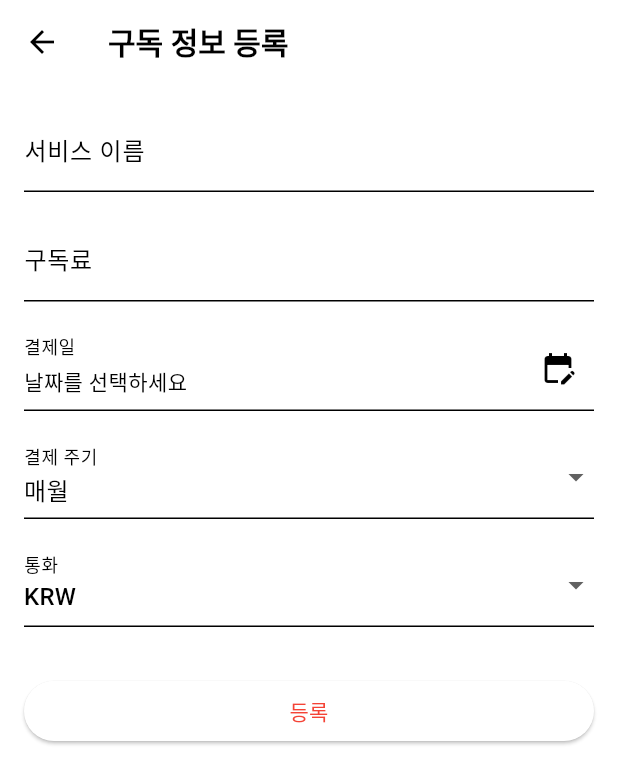
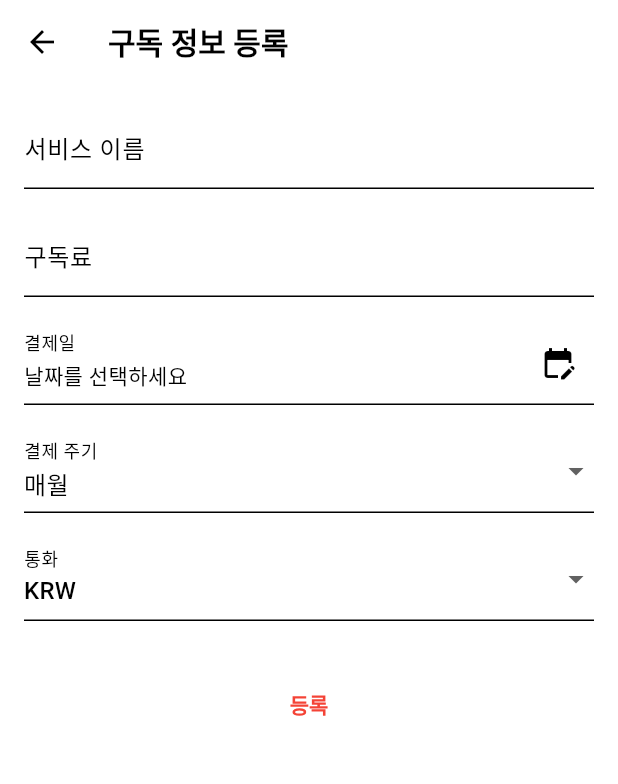
Before and after one commit to cafefarm-johnny/subs_track, a Flutter app: the screen it shows after launch, after a tap on the "add" icon, on a phone screen of 412 x 824 dp. Shown: the top 784 px of the screen. Run offline on Flutter 3.47's test engine with Material 3 defaults, Android fonts, the phone set to English and light mode, and no system bars; our stand-ins replace flutter_riverpod, logger, objectbox; generated files the repository leaves out were written again.

```diff
--- a/lib/core/theme.dart
+++ b/lib/core/theme.dart
@@ -27,6 +27,42 @@ class AppTheme {
       secondary: Colors.redAccent,
       onSecondary: Colors.white,
     ),
+    dividerTheme: DividerThemeData(
+      color: Colors.grey.shade300,
+      thickness: 1,
+      space: 1,
+    ),
+    dialogTheme: DialogThemeData(
+      titleTextStyle: TextStyle(fontSize: 20, fontWeight: FontWeight.bold),
+      backgroundColor: Colors.white,
+      surfaceTintColor: Colors.transparent,
+      elevation: 0,
+      shape: RoundedRectangleBorder(borderRadius: BorderRadius.circular(8)),
+    ),
+    snackBarTheme: SnackBarThemeData(
+      contentTextStyle: TextStyle(
+        fontSize: 14,
+        fontWeight: FontWeight.normal,
+        color: Colors.white,
+      ),
+      backgroundColor: Colors.black87,
+      shape: RoundedRectangleBorder(borderRadius: BorderRadius.circular(100)),
+      insetPadding: EdgeInsets.symmetric(horizontal: 16, vertical: 8),
+    ),
+    textTheme: TextTheme(
+      headlineLarge: TextStyle(fontSize: 28, fontWeight: FontWeight.bold),
+      headlineMedium: TextStyle(fontSize: 24, fontWeight: FontWeight.w600),
+      bodyLarge: TextStyle(fontSize: 16, height: 1.4),
+      bodyMedium: TextStyle(fontSize: 14, height: 1.4),
+      labelLarge: TextStyle(fontSize: 14, fontWeight: FontWeight.w600),
+    ),
+    elevatedButtonTheme: ElevatedButtonThemeData(
+      style: ElevatedButton.styleFrom(
+        elevation: 0,
+        shape: RoundedRectangleBorder(borderRadius: BorderRadius.circular(8)),
+        textStyle: const TextStyle(fontWeight: FontWeight.bold),
+      ),
+    ),
   );
 
   static final ThemeData darkTheme = ThemeData(
@@ -53,5 +89,37 @@ class AppTheme {
       secondary: Colors.redAccent,
       onSecondary: Colors.white,
     ),
+    dialogTheme: DialogThemeData(
+      titleTextStyle: TextStyle(fontSize: 20, fontWeight: FontWeight.bold),
+      backgroundColor: Colors.black,
+      surfaceTintColor: Colors.transparent,
+      elevation: 0,
+      shape: RoundedRectangleBorder(borderRadius: BorderRadius.circular(8)),
+    ),
+    snackBarTheme: SnackBarThemeData(
+      contentTextStyle: TextStyle(
+        fontSize: 14,
+        fontWeight: FontWeight.normal,
+        color: Colors.black,
+      ),
+      backgroundColor: Colors.white,
+      actionBackgroundColor: Colors.black,
+      shape: RoundedRectangleBorder(borderRadius: BorderRadius.circular(100)),
+      insetPadding: EdgeInsets.symmetric(horizontal: 16, vertical: 8),
+    ),
+    textTheme: TextTheme(
+      headlineLarge: TextStyle(fontSize: 28, fontWeight: FontWeight.bold),
+      headlineMedium: TextStyle(fontSize: 24, fontWeight: FontWeight.w600),
+      bodyLarge: TextStyle(fontSize: 16, height: 1.4),
+      bodyMedium: TextStyle(fontSize: 14, height: 1.4),
+      labelLarge: TextStyle(fontSize: 14, fontWeight: FontWeight.w600),
+    ),
+    elevatedButtonTheme: ElevatedButtonThemeData(
+      style: ElevatedButton.styleFrom(
+        elevation: 0,
+        shape: RoundedRectangleBorder(borderRadius: BorderRadius.circular(8)),
+        textStyle: const TextStyle(fontWeight: FontWeight.bold),
+      ),
+    ),
   );
 }
--- /dev/null
+++ b/lib/core/utils/snack_bar_utils.dart
@@ -0,0 +1,26 @@
+import 'package:flutter/material.dart';
+import 'package:subs_track/widgets/snack_bar/fade_snack_bar.dart';
+
+/// 스낵바 공통 유틸리티
+class SnackBarUtils {
+  SnackBarUtils._internal();
+
+  static void show({
+    required BuildContext context,
+    required String message,
+    Duration duration = const Duration(seconds: 3),
+    Duration fadeDuration = const Duration(milliseconds: 300),
+    SnackBarBehavior behavior = SnackBarBehavior.floating,
+  }) {
+    ScaffoldMessenger.of(context)
+      ..removeCurrentSnackBar()
+      ..showSnackBar(
+        FadeSnackBar(
+          text: message,
+          duration: duration,
+          fadeDuration: fadeDuration,
+          behavior: behavior,
+        ),
+      );
+  }
+}
--- a/lib/views/home/home_view.dart
+++ b/lib/views/home/home_view.dart
@@ -23,8 +23,11 @@ class HomeView extends ConsumerWidget {
 
           return Column(
             children: [
-              _createTitle(monthlyExpense: monthlyExpense),
-              _createSubscriptions(subscriptions),
+              _createTitle(context: context, monthlyExpense: monthlyExpense),
+              _createSubscriptions(
+                context: context,
+                subscriptions: subscriptions,
+              ),
             ],
           );
         },
@@ -53,17 +56,23 @@ class HomeView extends ConsumerWidget {
     );
   }
 
-  Widget _createTitle({required int monthlyExpense}) {
+  Widget _createTitle({
+    required BuildContext context,
+    required int monthlyExpense,
+  }) {
     return Padding(
       padding: EdgeInsets.all(16.0),
       child: Text(
         '이번 달 총 구독 비용: ${CurrencyUtils.formatCurrency(monthlyExpense, Currency.krw)}원',
-        style: const TextStyle(fontSize: 20, fontWeight: FontWeight.bold),
+        style: Theme.of(context).textTheme.titleLarge,
       ),
     );
   }
 
-  Widget _createSubscriptions(List<SubscriptionData> subscriptions) {
+  Widget _createSubscriptions({
+    required BuildContext context,
+    required List<SubscriptionData> subscriptions,
+  }) {
     return Expanded(
       child: ListView.builder(
         itemCount: subscriptions.length,
@@ -72,9 +81,18 @@ class HomeView extends ConsumerWidget {
 
           return ListTile(
             title: Text(sub.serviceName),
-            subtitle: Text(
-              '구독료: ${CurrencyUtils.formatCurrency(sub.amount, sub.currency)}원 '
-              '(매 ${sub.frequency.isMonthly ? "월" : "년"} ${sub.paymentDay}일 결제)',
+            subtitle: Row(
+              mainAxisAlignment: MainAxisAlignment.spaceBetween,
+              children: [
+                Text(
+                  '구독료: ${CurrencyUtils.formatCurrency(sub.amount, sub.currency)}원',
+                  style: Theme.of(context).textTheme.bodyMedium,
+                ),
+                Text(
+                  '매 ${sub.frequency.isMonthly ? "월" : "년"} ${sub.paymentDay}일 결제',
+                  style: Theme.of(context).textTheme.bodyMedium,
+                ),
+              ],
             ),
           );
         },
```
Also changed, not shown: lib/views/registration/subscription_registration_view.dart (+4 -6 lines), lib/widgets/snack_bar/fade_snack_bar.dart (added, +119 -0 lines), 1 other file.
